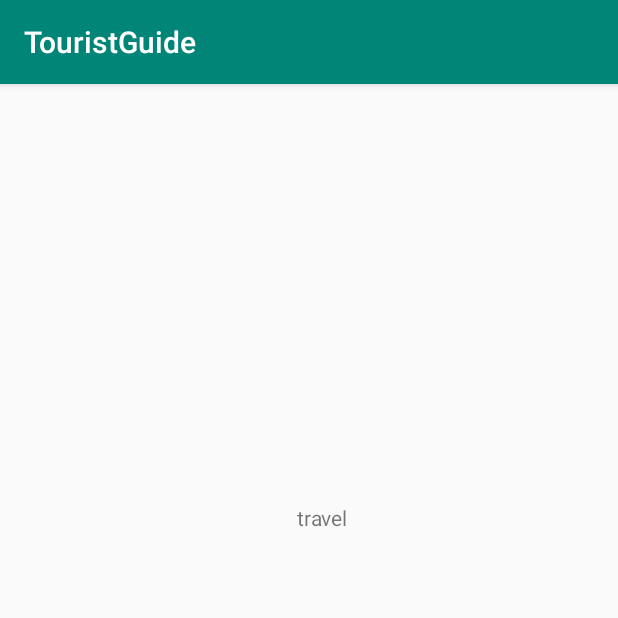
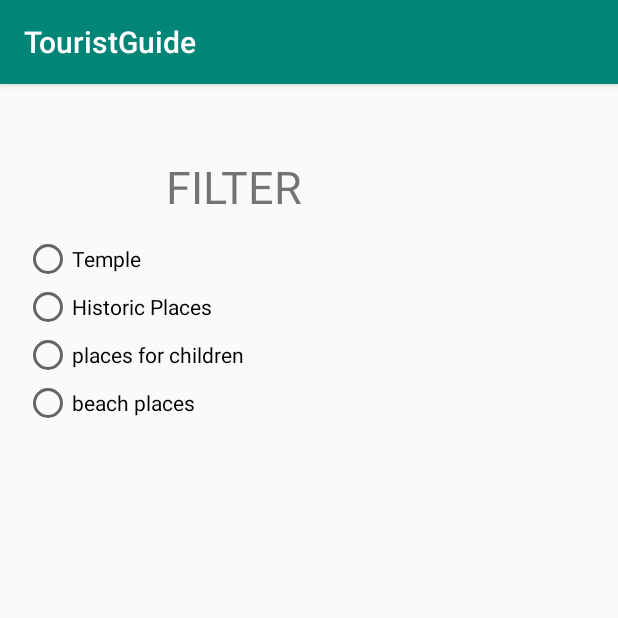
Before and after one commit to lukefire5156/TouristGuide, an Android app: the travel screen opened directly, with no data from a screen before it, on a phone screen of 412 x 824 dp, the top half of it. Run offline under Robolectric (Android 15) with nearby library versions, the phone set to English and light mode, and no system bars.

Commit message:
filters introduced in app

```diff
--- a/app/src/main/java/com/lukefire/touristguide/travel.java
+++ b/app/src/main/java/com/lukefire/touristguide/travel.java
@@ -2,13 +2,37 @@ package com.lukefire.touristguide;
 
 import androidx.appcompat.app.AppCompatActivity;
 
+import android.content.Intent;
 import android.os.Bundle;
+import android.widget.RadioGroup;
+import android.widget.Toast;
 
 public class travel extends AppCompatActivity {
 
+    private RadioGroup radioGroup;
     @Override
     protected void onCreate(Bundle savedInstanceState) {
         super.onCreate(savedInstanceState);
         setContentView(R.layout.activity_travel);
+
+        radioGroup = (RadioGroup) findViewById(R.id.RGroup);
+        radioGroup.setOnCheckedChangeListener(new RadioGroup.OnCheckedChangeListener() {
+
+            @Override
+            public void onCheckedChanged(RadioGroup group, int checkedId) {
+                // find which radio button is selected
+                if(checkedId == R.id.temple) {
+                    startActivity(new Intent(travel.this, temple.class));
+                } else if(checkedId == R.id.HistoricPlaces) {
+                    startActivity(new Intent(travel.this, history.class));
+                } else if(checkedId == R.id.children){
+                    startActivity(new Intent(travel.this, children.class));
+                } else if(checkedId == R.id.beach){
+                    startActivity(new Intent(travel.this, beach.class));
+                }
+            }
+
+        });
+
     }
 }
--- a/app/src/main/res/layout/activity_hotel.xml
+++ b/app/src/main/res/layout/activity_hotel.xml
@@ -10,7 +10,7 @@
         android:id="@+id/textView5"
         android:layout_width="wrap_content"
         android:layout_height="wrap_content"
-        android:layout_marginStart="16dp"
+        android:layout_marginStart="20dp"
         android:layout_marginTop="29dp"
         android:layout_marginEnd="28dp"
         android:text="SELECT YOUR TRAVEL CITY!!"
@@ -21,8 +21,8 @@
 
     <ImageView
         android:id="@+id/vellore"
-        android:layout_width="331dp"
-        android:layout_height="237dp"
+        android:layout_width="352dp"
+        android:layout_height="183dp"
         android:layout_marginStart="16dp"
         android:layout_marginTop="12dp"
         android:layout_marginEnd="36dp"
--- a/app/src/main/res/layout/activity_travel.xml
+++ b/app/src/main/res/layout/activity_travel.xml
@@ -7,16 +7,54 @@
     tools:context=".travel">
 
     <TextView
-        android:id="@+id/textView3"
+        android:id="@+id/textView17"
         android:layout_width="wrap_content"
         android:layout_height="wrap_content"
-        android:layout_marginStart="185dp"
-        android:layout_marginTop="261dp"
-        android:layout_marginEnd="167dp"
-        android:layout_marginBottom="451dp"
-        android:text="travel"
-        app:layout_constraintBottom_toBottomOf="parent"
+        android:layout_marginStart="108dp"
+        android:layout_marginTop="48dp"
+        android:layout_marginEnd="208dp"
+        android:text="FILTER"
+        android:textSize="30sp"
         app:layout_constraintEnd_toEndOf="parent"
         app:layout_constraintStart_toStartOf="parent"
         app:layout_constraintTop_toTopOf="parent" />
+
+    <RadioGroup
+        android:id="@+id/RGroup"
+        android:layout_width="155dp"
+        android:layout_height="136dp"
+        android:layout_marginStart="16dp"
+        android:layout_marginTop="12dp"
+        android:layout_marginEnd="294dp"
+        app:layout_constraintEnd_toEndOf="parent"
+        app:layout_constraintHorizontal_bias="0.0"
+        app:layout_constraintStart_toStartOf="parent"
+        app:layout_constraintTop_toBottomOf="@+id/textView17">
+
+        <RadioButton
+            android:id="@+id/temple"
+            android:layout_width="wrap_content"
+            android:layout_height="wrap_content"
+            android:text="Temple" />
+
+        <RadioButton
+            android:id="@+id/HistoricPlaces"
+            android:layout_width="wrap_content"
+            android:layout_height="wrap_content"
+            android:text="Historic Places" />
+
+        <RadioButton
+            android:id="@+id/children"
+            android:layout_width="wrap_content"
+            android:layout_height="wrap_content"
+            android:text="places for children" />
+
+        <RadioButton
+            android:id="@+id/beach"
+            android:layout_width="wrap_content"
+            android:layout_height="wrap_content"
+            android:text="beach places" />
+
+    </RadioGroup>
+
 </androidx.constraintlayout.widget.ConstraintLayout>
```
Also changed, not shown: app/src/main/AndroidManifest.xml (+6 -1 lines), app/src/main/java/com/lukefire/touristguide/beach.java (added, +14 -0 lines), app/src/main/java/com/lukefire/touristguide/children.java (added, +14 -0 lines), app/src/main/java/com/lukefire/touristguide/chu.java (added, +14 -0 lines), app/src/main/java/com/lukefire/touristguide/history.java (added, +14 -0 lines), app/src/main/java/com/lukefire/touristguide/hotelmap.java (+51 -2 lines), app/src/main/java/com/lukefire/touristguide/temple.java (added, +14 -0 lines), app/src/main/res/layout/activity_beach.xml (added, +9 -0 lines), app/src/main/res/layout/activity_children.xml (added, +9 -0 lines), app/src/main/res/layout/activity_chu.xml (added, +39 -0 lines), app/src/main/res/layout/activity_history.xml (added, +9 -0 lines), app/src/main/res/layout/activity_rest.xml (+29 -5 lines), app/src/main/res/layout/activity_temple.xml (added, +43 -0 lines), app/src/main/res/drawable/jalakandeswari.jpg (added), 1 more files.
